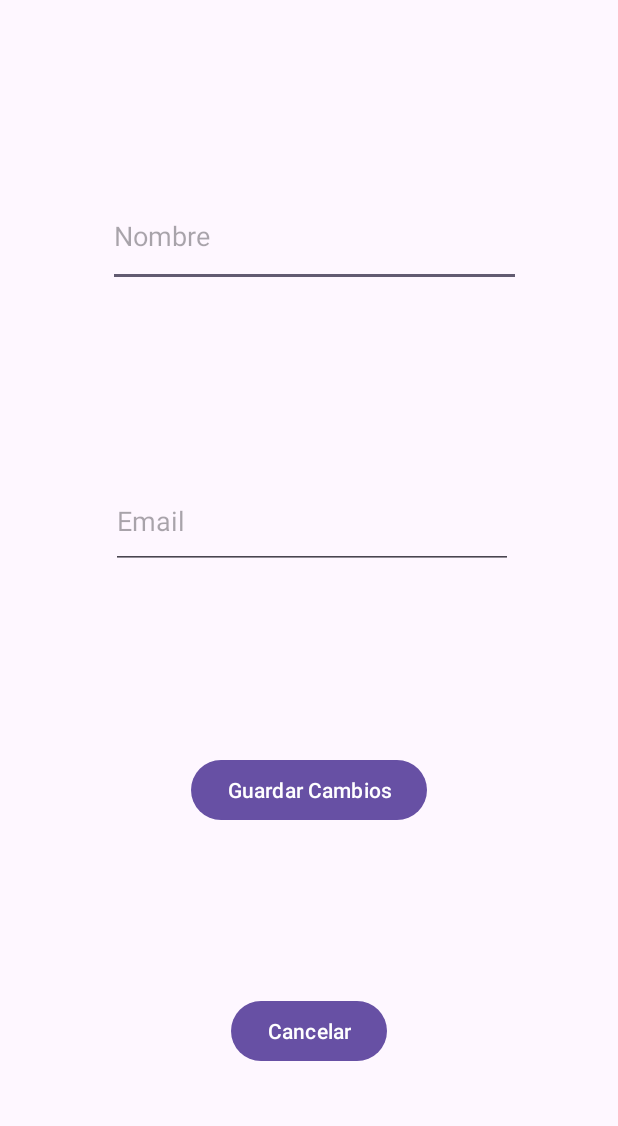
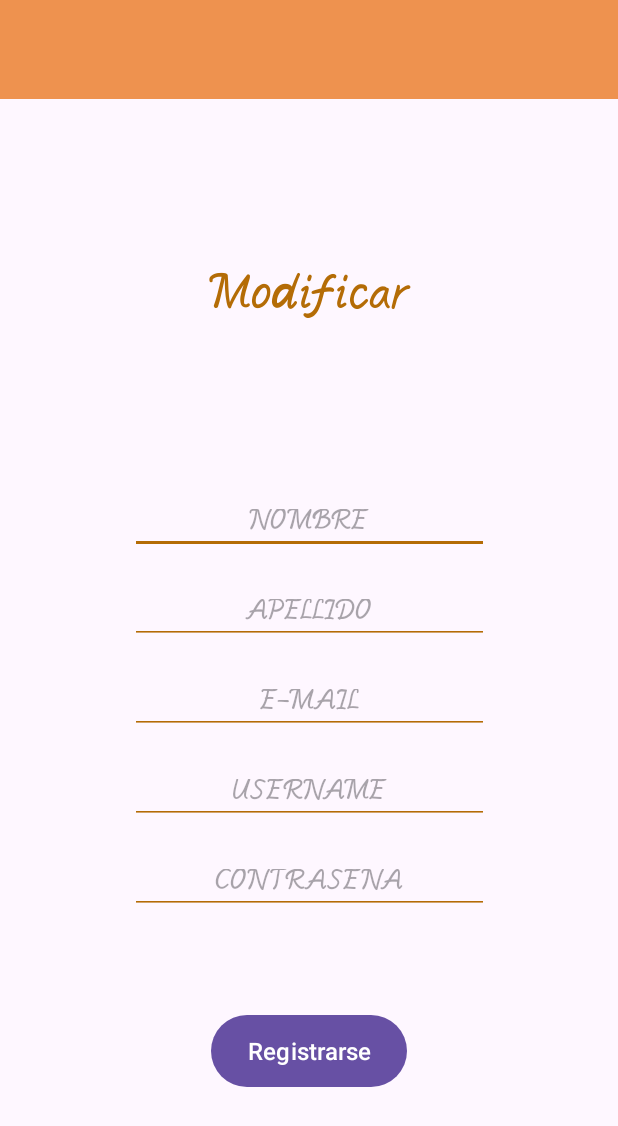
Before and after one commit to Chettyninho/HouseWork, an Android app: the layout activity_update.xml on its own in the app's theme, with its tools: preview values and no code run, on a phone screen of 412 x 824 dp. Shown: the top 1126 px of the screen. Run offline under Robolectric (Android 15) with nearby library versions, the phone set to English and light mode, and no system bars.

Commit message:
eiminar Funcional y update en proceso. login Funcional

```diff
--- a/app/src/main/java/com/example/myapplicationandstudio/Update.java
+++ b/app/src/main/java/com/example/myapplicationandstudio/Update.java
@@ -9,7 +9,10 @@ import android.widget.EditText;
 
 public class Update extends AppCompatActivity {
     EditText editTextName;
+    EditText editTextSurName;
     EditText editTextEmail;
+    EditText editTextUserName;
+    EditText editTextPassword;
     Button buttonSave;
     Button buttonCancel;
 
@@ -19,42 +22,58 @@ public class Update extends AppCompatActivity {
         setContentView(R.layout.activity_update);
 
         // Inicializa los elementos de la interfaz
-        editTextName = findViewById(R.id.editTextName);
-        editTextEmail = findViewById(R.id.editTextEmail);
-        buttonSave = findViewById(R.id.buttonSave);
-        buttonCancel = findViewById(R.id.buttonCancel);
+        //hay que recuperar los datos de la base datos con una consulta
+        //que use el emal que estamos pasando desde el show
+        //ej: select * from users where email = (email que viene desde show)
 
         // Recibe el valor del correo electrónico pasado desde la actividad anterior
         String email = getIntent().getStringExtra("email");
-
         // Muestra el correo electrónico en el campo de Email
         editTextEmail.setHint("Email: " + email);
 
+        EditText editTextNameAntiguo;
+        EditText editTextSurNameAntiguo;
+        EditText editTextEmailAntiguo;
+        EditText editTextUserNameAntiguo;
+        EditText editTextPasswordAntiguo;
+
+        //buttonSave = findViewById(R.id.buttonSave);
+        //buttonCancel = findViewById(R.id.buttonCancel);
+
+
+
+
+
+
+
+
+
+
         // Configura un OnClickListener para el botón "Guardar Cambios"
-        buttonSave.setOnClickListener(new View.OnClickListener() {
-            @Override
-            public void onClick(View v) {
+        //buttonSave.setOnClickListener(new View.OnClickListener() {
+          //  @Override
+           // public void onClick(View v) {
                 // Obten los valores editados desde los EditText
-                String newName = editTextName.getText().toString();
-                String newEmail = editTextEmail.getText().toString();
+             //   String newName = editTextName.getText().toString();
+               // String newEmail = editTextEmail.getText().toString();
 
                 // Aquí debes implementar la lógica para actualizar los datos en la base de datos
                 // Utiliza newName y newEmail para realizar la actualización
                 // Por ejemplo, puedes usar una función para actualizar los datos en tu base de datos
 
                 // Después de la actualización, puedes cerrar la actividad actual
-                finish();
-            }
-        });
+                //finish();
+            //}
+        //});
 
         // Configura un OnClickListener para el botón "Cancelar"
-        buttonCancel.setOnClickListener(new View.OnClickListener() {
-            @Override
-            public void onClick(View v) {
+        //buttonCancel.setOnClickListener(new View.OnClickListener() {
+          //  @Override
+            //public void onClick(View v) {
                 // Si el usuario hace clic en "Cancelar," simplemente cierra la actividad actual
-                finish();
-            }
-        });
+              //  finish();
+            //}
+        //});
     }
 
 
--- a/app/src/main/java/com/example/myapplicationandstudio/show.java
+++ b/app/src/main/java/com/example/myapplicationandstudio/show.java
@@ -11,6 +11,7 @@ import android.view.View;
 import android.widget.Button;
 import android.widget.LinearLayout;
 import android.widget.TextView;
+import android.widget.Toast;
 
 public class show extends AppCompatActivity {
 
@@ -56,7 +57,10 @@ public class show extends AppCompatActivity {
         // Función para ver si la tabla contiene algo
         if(cursor.moveToFirst()){
             do {
-                final String email = cursor.getString(1);
+                // Obtén el valor del correo electrónico
+                final String nombre = cursor.getString(1);
+                final String email = cursor.getString(3);
+
 
                 // Crea un nuevo LinearLayout para cada registro
                 LinearLayout recordLayout = new LinearLayout(this);
@@ -64,34 +68,56 @@ public class show extends AppCompatActivity {
 
                 // Crea un TextView para mostrar el email
                 TextView data = new TextView(this);
-                data.setText("Nombre: " + email);
+                data.setText("Nombre: " + nombre);
 
                 // Crea un botón para cada registro
-                Button button = new Button(this);
-                button.setText("Editar"); // Puedes personalizar el texto del botón
+                Button buttonUpdate = new Button(this);
+                buttonUpdate.setText("Editar"); // Puedes personalizar el texto del botón
+                Button delete = new Button(this);
+                delete.setText("Eliminar"); // Puedes personalizar el texto del botón
 
-                // Configura un OnClickListener para el botón
-                button.setOnClickListener(new View.OnClickListener() {
+
+                // Configura un OnClickListener para el boton update
+                buttonUpdate.setOnClickListener(new View.OnClickListener() {
                     @Override
                     public void onClick(View v) {
-                        // Obtén el valor del correo electrónico
-                        final String email = cursor.getString(1);
+
 
                         // Crea un Intent para abrir la pantalla de actualización
                         Intent intent = new Intent(show.this, Update.class);
 
                         // Pasa el valor del correo electrónico como un extra al Intent
-                        intent.putExtra("email", email);
+                        //intent.putExtra("email", email);
 
                         // Inicia la actividad de actualización
                         startActivity(intent);
                     }
+
+
                 });
 
 
+                // Configura un OnClickListener para el boton delete
+                delete.setOnClickListener(new View.OnClickListener() {
+                    @Override
+                    public void onClick(View v) {
+                        // Elimina el usuario de la base de datos
+                        SQLiteDatabase deleteDb = new dataBase(show.this).getWritableDatabase();
+                        //deleteDb.delete("USERS", "email = ?", new String[]{String.valueOf(email)});
+
+                        deleteDb.execSQL("delete from users where email = '" + email + "';");
+                        deleteDb.close();
+                        // Elimina la vista del registro de la interfaz de usuario
+                        layout.removeView(recordLayout);
+
+                        Toast.makeText(show.this, "Usuario eliminado", Toast.LENGTH_SHORT).show();
+                    }
+                });
+
                 // Agrega el TextView y el botón al LinearLayout del registro
                 recordLayout.addView(data);
-                recordLayout.addView(button);
+                recordLayout.addView(buttonUpdate);
+                recordLayout.addView(delete);
 
                 // Agrega el LinearLayout del registro al contenedor
                 layout.addView(recordLayout);
--- a/app/src/main/res/layout/activity_update.xml
+++ b/app/src/main/res/layout/activity_update.xml
@@ -4,74 +4,175 @@
     xmlns:tools="http://schemas.android.com/tools"
     android:layout_width="match_parent"
     android:layout_height="match_parent"
-    tools:context=".Update">
+    tools:context=".Registro">
+
+    <View
+        android:id="@+id/rectangle_5"
+        android:layout_width="0dp"
+        android:layout_height="0dp"
+        android:layout_alignParentLeft="true"
+        android:layout_alignParentTop="true"
+        android:background="#EE924F"
+        app:layout_constraintBottom_toTopOf="@+id/guideline30"
+        app:layout_constraintEnd_toEndOf="parent"
+        app:layout_constraintStart_toStartOf="parent"
+        app:layout_constraintTop_toTopOf="parent" />
+
+    <TextView
+        android:id="@+id/textView"
+        android:layout_width="164dp"
+        android:layout_height="40dp"
+        android:fontFamily="@font/mondayrain"
+        android:text="Modificar"
+        android:textAlignment="center"
+        android:textColor="@color/TigerEye"
+        android:textSize="30dp"
+        app:layout_constraintBottom_toTopOf="@+id/guideline32"
+        app:layout_constraintEnd_toStartOf="@+id/guideline29"
+        app:layout_constraintStart_toStartOf="@+id/guideline28"
+        app:layout_constraintTop_toTopOf="@+id/guideline30" />
 
     <EditText
-        android:id="@+id/editTextName"
-        android:layout_width="275dp"
-        android:layout_height="68dp"
-        android:hint="Nombre"
-        app:layout_constraintEnd_toStartOf="@+id/guideline18"
-        app:layout_constraintHorizontal_bias="0.0"
-        app:layout_constraintStart_toStartOf="@+id/guideline14"
-        app:layout_constraintTop_toTopOf="@+id/guideline11" />
+        android:id="@+id/inputName"
+        android:layout_width="239dp"
+        android:layout_height="40dp"
+        android:textSize="18dp"
+        android:hint="NOMBRE"
+        android:gravity="center"
+        android:fontFamily="@font/mondayrain"
+        android:layout_alignParentLeft="true"
+        android:layout_alignParentTop="true"
+        android:backgroundTint="@color/TigerEye"
+        app:layout_constraintEnd_toStartOf="@+id/guideline29"
+        app:layout_constraintStart_toStartOf="@+id/guideline28"
+        app:layout_constraintTop_toTopOf="@+id/guideline32" />
 
     <EditText
-        android:id="@+id/editTextEmail"
-        android:layout_width="268dp"
-        android:layout_height="64dp"
-        android:hint="Email"
-        app:layout_constraintBottom_toTopOf="@+id/guideline13"
-        app:layout_constraintEnd_toStartOf="@+id/guideline18"
-        app:layout_constraintHorizontal_bias="1.0"
-        app:layout_constraintStart_toStartOf="@+id/guideline14"
-        app:layout_constraintTop_toBottomOf="@+id/editTextName" />
+        android:id="@+id/inputUserName"
+        android:layout_width="239dp"
+        android:layout_height="40dp"
+        android:layout_marginTop="20dp"
+        android:textSize="18dp"
+        android:hint="USERNAME"
+        android:fontFamily="@font/mondayrain"
+        android:gravity="center"
+        android:layout_alignParentLeft="true"
+        android:layout_alignParentTop="true"
+        android:backgroundTint="@color/TigerEye"
+        app:layout_constraintEnd_toStartOf="@+id/guideline29"
+        app:layout_constraintStart_toStartOf="@+id/guideline28"
+        app:layout_constraintTop_toBottomOf="@+id/inputEmail" />
 
-    <Button
-        android:id="@+id/buttonSave"
+    <EditText
+        android:id="@+id/inputPassword"
+        android:layout_width="239dp"
+        android:layout_height="40dp"
+        android:layout_marginTop="20dp"
+        android:textSize="18dp"
+        android:hint="CONTRASEÑA"
+        android:fontFamily="@font/mondayrain"
+        android:gravity="center"
+        android:layout_alignParentLeft="true"
+        android:layout_alignParentTop="true"
+        android:backgroundTint="@color/TigerEye"
+        app:layout_constraintEnd_toStartOf="@+id/guideline29"
+        app:layout_constraintStart_toStartOf="@+id/guideline28"
+        app:layout_constraintTop_toBottomOf="@+id/inputUserName" />
+
+    <EditText
+        android:id="@+id/inputEmail"
+        android:layout_width="239dp"
+        android:layout_height="40dp"
+        android:layout_marginTop="20dp"
+        android:textSize="18dp"
+        android:hint="E-MAIL"
+        android:fontFamily="@font/mondayrain"
+        android:gravity="center"
+        android:layout_alignParentLeft="true"
+        android:layout_alignParentTop="true"
+        android:backgroundTint="@color/TigerEye"
+        app:layout_constraintEnd_toStartOf="@+id/guideline29"
+        app:layout_constraintStart_toStartOf="@+id/guideline28"
+        app:layout_constraintTop_toBottomOf="@+id/inputSurname" />
+
+    <EditText
+        android:id="@+id/inputSurname"
+        android:layout_width="239dp"
+        android:layout_height="40dp"
+        android:layout_alignParentLeft="true"
+        android:layout_alignParentTop="true"
+        android:layout_marginTop="20dp"
+        android:backgroundTint="@color/TigerEye"
+        android:fontFamily="@font/mondayrain"
+        android:gravity="center"
+        android:hint="APELLIDO"
+        android:textSize="18dp"
+        app:layout_constraintEnd_toStartOf="@+id/guideline29"
+        app:layout_constraintStart_toStartOf="@+id/guideline28"
+        app:layout_constraintTop_toBottomOf="@+id/inputName" />
+
+    <androidx.constraintlayout.widget.Guideline
+        android:id="@+id/guideline28"
         android:layout_width="wrap_content"
         android:layout_height="wrap_content"
-        android:text="Guardar Cambios"
-        app:layout_constraintEnd_toEndOf="parent"
-        app:layout_constraintStart_toStartOf="parent"
-        app:layout_constraintTop_toTopOf="@+id/guideline13" />
+        android:orientation="vertical"
+        app:layout_constraintGuide_percent="0.1" />
 
-    <Button
-        android:id="@+id/buttonCancel"
+    <androidx.constraintlayout.widget.Guideline
+        android:id="@+id/guideline29"
         android:layout_width="wrap_content"
         android:layout_height="wrap_content"
-        android:text="Cancelar"
-        app:layout_constraintBottom_toBottomOf="parent"
-        app:layout_constraintEnd_toEndOf="parent"
-        app:layout_constraintStart_toStartOf="parent"
-        app:layout_constraintTop_toBottomOf="@+id/buttonSave" />
+        android:orientation="vertical"
+        app:layout_constraintGuide_percent="0.9" />
 
     <androidx.constraintlayout.widget.Guideline
-        android:id="@+id/guideline11"
+        android:id="@+id/guideline30"
         android:layout_width="wrap_content"
         android:layout_height="wrap_content"
         android:orientation="horizontal"
-        app:layout_constraintGuide_percent="0.15" />
+        app:layout_constraintGuide_percent="0.08" />
 
     <androidx.constraintlayout.widget.Guideline
-        android:id="@+id/guideline13"
+        android:id="@+id/guideline31"
         android:layout_width="wrap_content"
         android:layout_height="wrap_content"
         android:orientation="horizontal"
-        app:layout_constraintGuide_percent="0.6101231" />
+        app:layout_constraintGuide_percent="0.62" />
 
     <androidx.constraintlayout.widget.Guideline
-        android:id="@+id/guideline14"
+        android:id="@+id/guideline32"
         android:layout_width="wrap_content"
         android:layout_height="wrap_content"
-        android:orientation="vertical"
-        app:layout_constraintGuide_percent="0.17518248" />
+        android:orientation="horizontal"
+        app:layout_constraintGuide_percent="0.4" />
 
     <androidx.constraintlayout.widget.Guideline
-        android:id="@+id/guideline18"
+        android:id="@+id/guideline33"
         android:layout_width="wrap_content"
         android:layout_height="wrap_content"
-        android:orientation="vertical"
-        app:layout_constraintGuide_percent="0.83" />
+        android:orientation="horizontal"
+        app:layout_constraintGuide_percent="0.90" />
+
+    <androidx.constraintlayout.widget.Guideline
+        android:id="@+id/guideline34"
+        android:layout_width="wrap_content"
+        android:layout_height="wrap_content"
+        android:orientation="horizontal"
+        app:layout_constraintGuide_percent="0.8" />
+
+    <Button
+        android:id="@+id/buttonRegistro"
+        android:layout_width="wrap_content"
+        android:layout_height="wrap_content"
+        android:text="Registrarse"
+        android:textColor="#FFFFFF"
+        android:textSize="16sp"
+        android:gravity="center"
+        android:background="@drawable/redondeobotones"
+        android:onClick="insertValue"
+        app:layout_constraintBottom_toTopOf="@+id/guideline33"
+        app:layout_constraintEnd_toStartOf="@+id/guideline29"
+        app:layout_constraintStart_toStartOf="@+id/guideline28"
+        app:layout_constraintTop_toTopOf="@+id/guideline34" />
 
 </androidx.constraintlayout.widget.ConstraintLayout>
```
